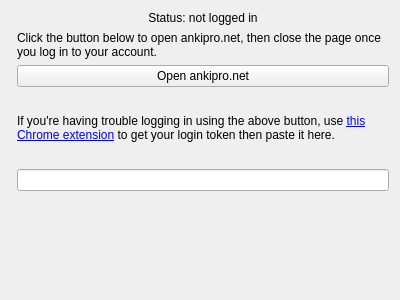
This is designer/ankipro.ui in abdnh/anki-copycat-importer as Qt 5 draws it before an edit. The edited form follows.
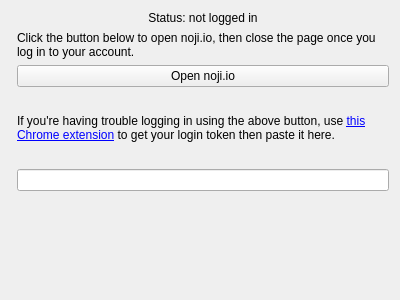
This is the edited form.

Commit message: Mention Noji

Patch:
```diff
--- a/designer/ankipro.ui
+++ b/designer/ankipro.ui
@@ -23,7 +23,7 @@
    <item row="4" column="1">
     <widget class="QPushButton" name="login_button">
      <property name="text">
-      <string>Open ankipro.net</string>
+      <string>Open noji.io</string>
      </property>
     </widget>
    </item>
@@ -43,7 +43,7 @@
    <item row="1" column="1">
     <widget class="QLabel" name="login_instructions">
      <property name="text">
-      <string>Click the button below to open ankipro.net, then close the page once you log in to your account.</string>
+      <string>Click the button below to open noji.io, then close the page once you log in to your account.</string>
      </property>
      <property name="wordWrap">
       <bool>true</bool>
```
The commit also changes 5 other files.
